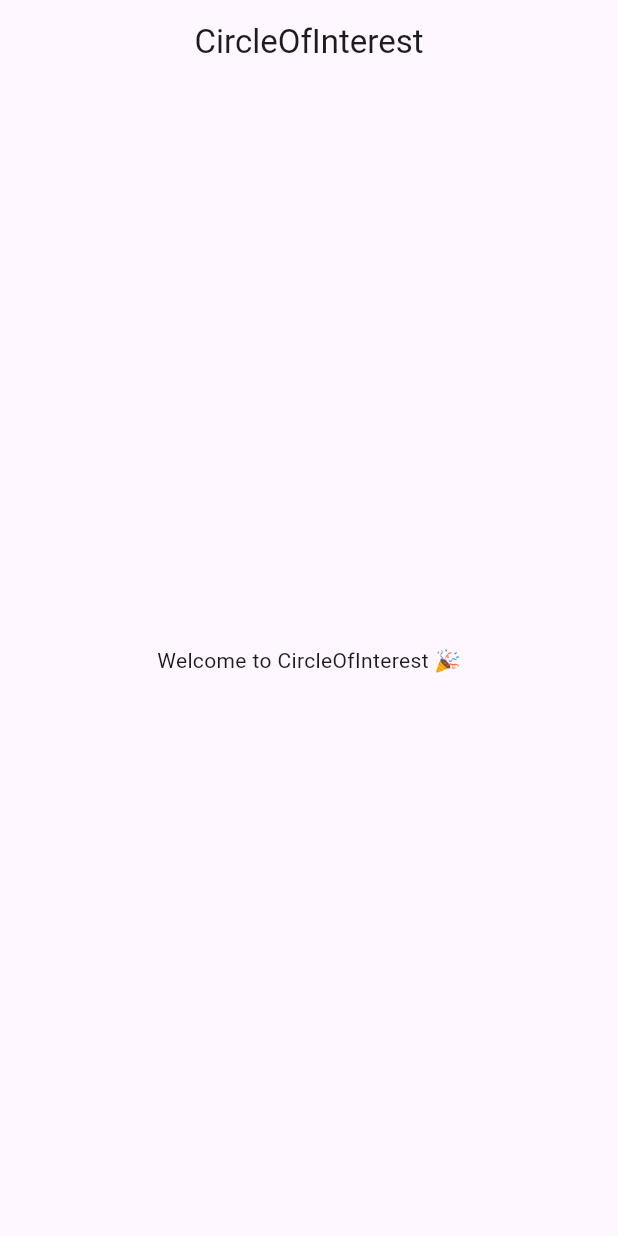
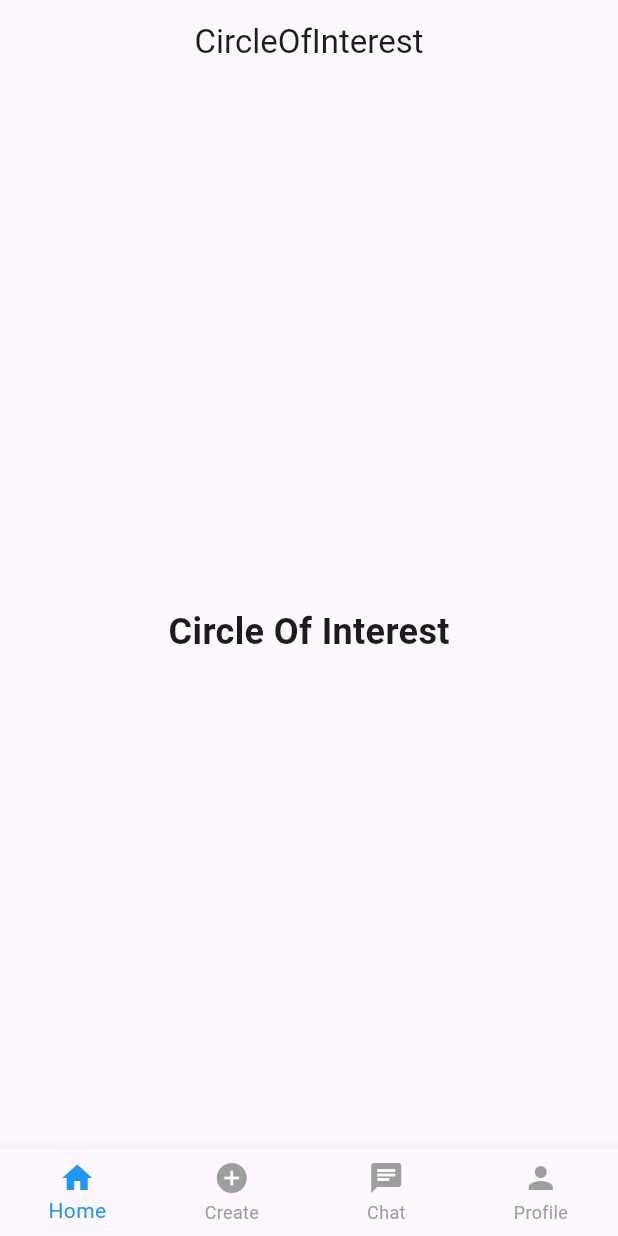
Before and after one commit to sandy4242/CircleOfInterest, a Flutter app: the screen it shows after launch, on a phone screen of 412 x 824 dp. Run offline on Flutter 3.47's test engine with Material 3 defaults, Android fonts, the phone set to English and light mode, and no system bars; our stand-ins replace go_router.

Commit message:
added bottom nav bar with navigation to different page and also made pages for different sections

```diff
--- a/lib/main.dart
+++ b/lib/main.dart
@@ -1,5 +1,6 @@
+import 'package:circle_of_interest/presentation/screens/home_screen.dart';
+import 'package:circle_of_interest/presentation/widget/bottom_nav.dart';
 import 'package:flutter/material.dart';
-import 'presentation/screens/home_screen.dart';
 
 void main() {
   runApp(const CircleOfInterest());
@@ -15,8 +16,8 @@ class CircleOfInterest extends StatelessWidget {
       debugShowCheckedModeBanner: false,
       theme: ThemeData(
         primarySwatch: Colors.deepPurple,
-      ),
-      home: const HomeScreen(),
+        ),
+      home: const MainBottomNavBar(),
     );
   }
 }
--- /dev/null
+++ b/lib/presentation/screens/chat_screen.dart
@@ -0,0 +1,13 @@
+import 'package:flutter/material.dart';
+
+class ChatScreen extends StatelessWidget {
+  const ChatScreen({super.key});
+
+  @override
+  Widget build(BuildContext context) {
+    return Scaffold(
+      appBar: AppBar(title: const Text("Chat"), centerTitle: true),
+      body: const Center(child: Text("Chat Screen")),
+    );
+  }
+}
--- /dev/null
+++ b/lib/presentation/screens/create_event_screen.dart
@@ -0,0 +1,13 @@
+import 'package:flutter/material.dart';
+
+class CreateEventScreen extends StatelessWidget {
+  const CreateEventScreen({super.key});
+
+  @override
+  Widget build(BuildContext context) {
+    return Scaffold(
+      appBar: AppBar(title: const Text("Create Event"), centerTitle: true),
+      body: const Center(child: Text("Create Event Screen")),
+    );
+  }
+}
--- a/lib/presentation/screens/home_screen.dart
+++ b/lib/presentation/screens/home_screen.dart
@@ -6,12 +6,15 @@ class HomeScreen extends StatelessWidget {
   @override
   Widget build(BuildContext context) {
     return Scaffold(
-      appBar: AppBar(
-        title: const Text("CircleOfInterest"),
-        centerTitle: true,
-      ),
+      appBar: AppBar(title: const Text("CircleOfInterest"), centerTitle: true),
       body: const Center(
-        child: Text("Welcome to CircleOfInterest 🎉"),
+        child: Column(
+          mainAxisAlignment: MainAxisAlignment.center,
+          children: [
+            SizedBox(height: 20),
+            Text("Circle Of Interest", style: TextStyle(fontSize: 24, fontWeight: FontWeight.bold)),
+          ],
+        ),
       ),
     );
   }
--- /dev/null
+++ b/lib/presentation/screens/profile_screen.dart
@@ -0,0 +1,13 @@
+import 'package:flutter/material.dart';
+
+class ProfileScreen extends StatelessWidget {
+  const ProfileScreen({super.key});
+
+  @override
+  Widget build(BuildContext context) {
+    return Scaffold(
+      appBar: AppBar(title: const Text("Profile"), centerTitle: true),
+      body: const Center(child: Text("Profile Screen")),
+    );
+  }
+}
--- /dev/null
+++ b/lib/presentation/widget/bottom_nav.dart
@@ -0,0 +1,48 @@
+import 'package:flutter/material.dart';
+
+import '../screens/chat_screen.dart';
+import '../screens/create_event_screen.dart';
+import '../screens/home_screen.dart';
+import '../screens/profile_screen.dart';
+
+class MainBottomNavBar extends StatefulWidget {
+  const MainBottomNavBar({super.key});
+
+  @override
+  State<MainBottomNavBar> createState() => _MainBottomNavBarState();
+}
+
+class _MainBottomNavBarState extends State<MainBottomNavBar> {
+  int _currentIndex = 0;
+
+  final List<Widget> _screens = [
+    const HomeScreen(),
+    const CreateEventScreen(),
+    const ChatScreen(),
+    const ProfileScreen(),
+  ];
+
+  @override
+  Widget build(BuildContext context) {
+    return Scaffold(
+      body: IndexedStack(index: _currentIndex, children: _screens),
+      bottomNavigationBar: BottomNavigationBar(
+        type: BottomNavigationBarType.fixed,
+        currentIndex: _currentIndex,
+        selectedItemColor: Colors.blue,
+        unselectedItemColor: Colors.grey,
+        onTap: (index) {
+          setState(() {
+            _currentIndex = index;
+          });
+        },
+        items: const [
+          BottomNavigationBarItem(icon: Icon(Icons.home), label: 'Home'),
+          BottomNavigationBarItem(icon: Icon(Icons.add_circle), label: 'Create'),
+          BottomNavigationBarItem(icon: Icon(Icons.chat), label: 'Chat'),
+          BottomNavigationBarItem(icon: Icon(Icons.person), label: 'Profile'),
+        ],
+      ),
+    );
+  }
+}
```
Also changed, not shown: lib/presentation/screens/event_details_screen.dart (added, +13 -0 lines).
